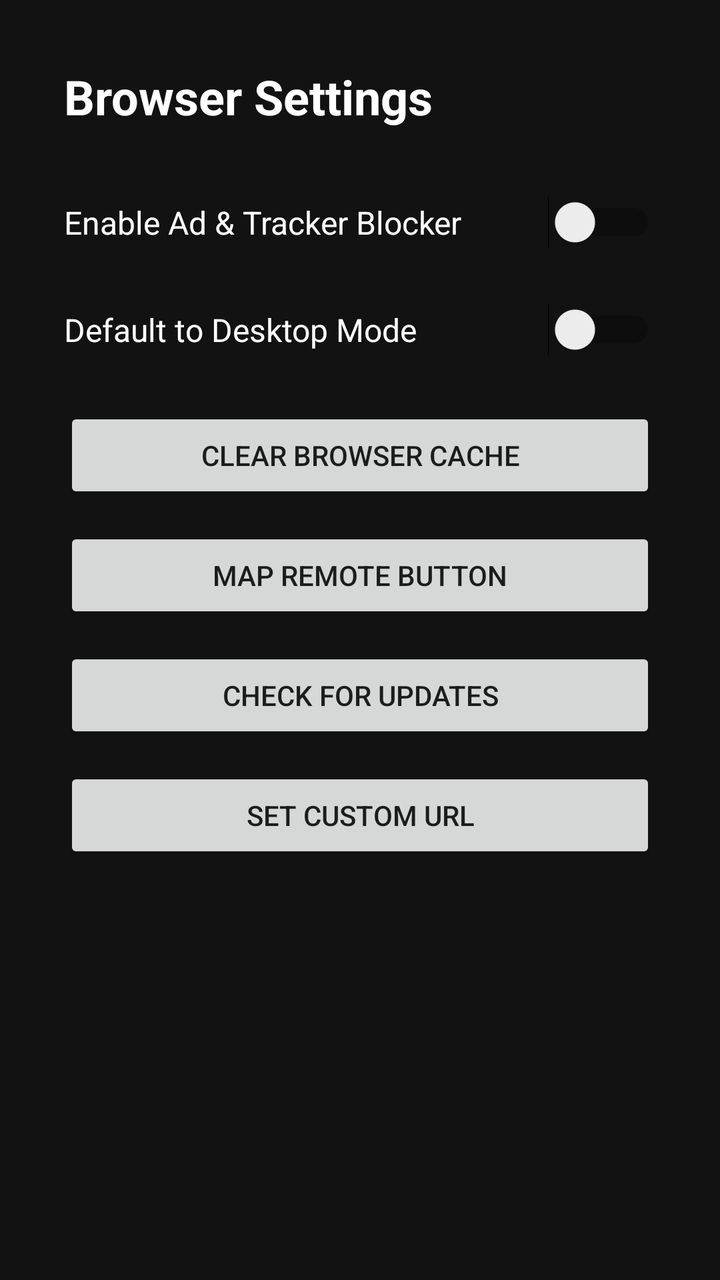
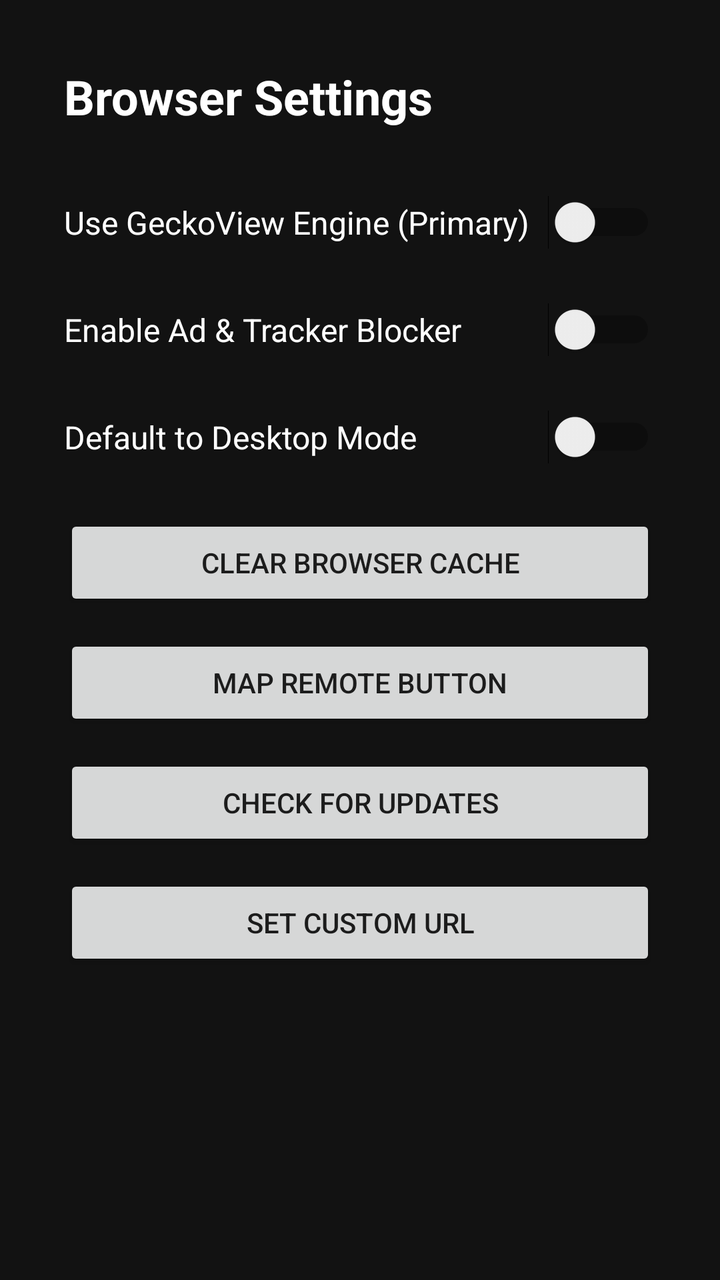

Two renders of the same Android screen: before a commit and after it. Below are the layout's source before the change and the commit's diff.
<!-- AndroidManifest.xml: application theme Theme.AppCompat.NoActionBar -->
<!-- res/layout/activity_settings.xml -->
<?xml version="1.0" encoding="utf-8"?>
<LinearLayout xmlns:android="http://schemas.android.com/apk/res/android"
    android:layout_width="match_parent"
    android:layout_height="match_parent"
    android:background="#121212"
    android:orientation="vertical"
    android:padding="32dp">

    <TextView
        android:layout_width="match_parent"
        android:layout_height="wrap_content"
        android:text="Browser Settings"
        android:textColor="#FFFFFF"
        android:textSize="24sp"
        android:textStyle="bold"
        android:paddingBottom="24dp" />

    <Switch
        android:id="@+id/switchAdBlock"
        android:layout_width="match_parent"
        android:layout_height="wrap_content"
        android:focusable="true"
        android:text="Enable Ad &amp; Tracker Blocker"
        android:textColor="#FFFFFF"
        android:textSize="16sp"
        android:paddingVertical="12dp"
        android:layout_marginBottom="8dp" />

    <Switch
        android:id="@+id/switchDesktopDefault"
        android:layout_width="match_parent"
        android:layout_height="wrap_content"
        android:focusable="true"
        android:text="Default to Desktop Mode"
        android:textColor="#FFFFFF"
        android:textSize="16sp"
        android:paddingVertical="12dp"
        android:layout_marginBottom="16dp" />

    <Button
        android:id="@+id/btnClearCache"
        android:layout_width="match_parent"
        android:layout_height="wrap_content"
        android:focusable="true"
        android:text="Clear Browser Cache"
        android:layout_marginBottom="12dp" />

    <Button
        android:id="@+id/btnMapRemote"
        android:layout_width="match_parent"
        android:layout_height="wrap_content"
        android:focusable="true"
        android:text="Map Remote Button"
        android:layout_marginBottom="12dp" />

    <Button
        android:id="@+id/btnCheckUpdate"
        android:layout_width="match_parent"
        android:layout_height="wrap_content"
        android:focusable="true"
        android:text="Check for Updates"
        android:layout_marginBottom="12dp" />
        <Button
        android:id="@+id/btnCustomUrl"
        android:layout_width="match_parent"
        android:layout_height="wrap_content"
        android:focusable="true"
        android:text="Set Custom URL"
        android:layout_marginBottom="12dp" />


</LinearLayout>
<!-- resources referenced by this layout -->
<resources>
  <style name="Theme.AppCompat.NoActionBar" parent="Theme.AppCompat.Light.NoActionBar">
          <item name="android:windowBackground">@android:color/black</item>
      </style>
</resources>

<!-- the commit's change to res/layout/activity_settings.xml (unified diff, before → after) -->
@@ -14,6 +14,17 @@
         android:textSize="24sp"
         android:textStyle="bold"
         android:paddingBottom="24dp" />
+
+    <Switch
+        android:id="@+id/switchGeckoEngine"
+        android:layout_width="match_parent"
+        android:layout_height="wrap_content"
+        android:focusable="true"
+        android:text="Use GeckoView Engine (Primary)"
+        android:textColor="#FFFFFF"
+        android:textSize="16sp"
+        android:paddingVertical="12dp"
+        android:layout_marginBottom="8dp" />
 
     <Switch
         android:id="@+id/switchAdBlock"
@@ -60,7 +71,8 @@
         android:focusable="true"
         android:text="Check for Updates"
         android:layout_marginBottom="12dp" />
-        <Button
+
+    <Button
         android:id="@+id/btnCustomUrl"
         android:layout_width="match_parent"
         android:layout_height="wrap_content"
@@ -68,5 +80,4 @@
         android:text="Set Custom URL"
         android:layout_marginBottom="12dp" />
 
-
 </LinearLayout>
